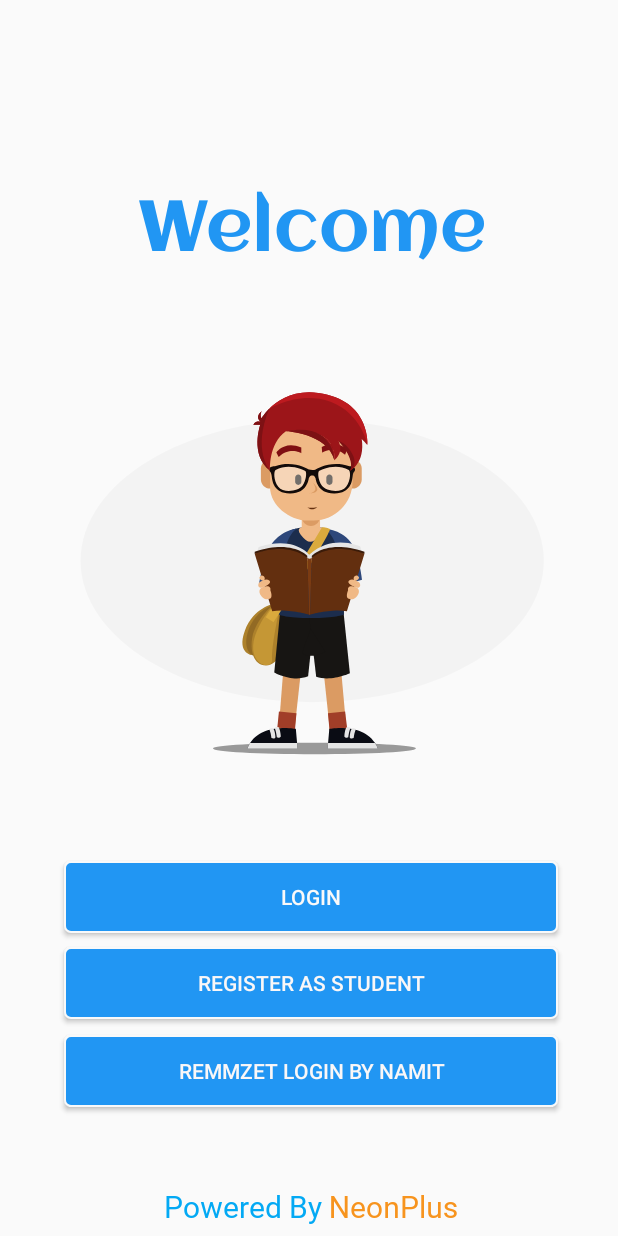
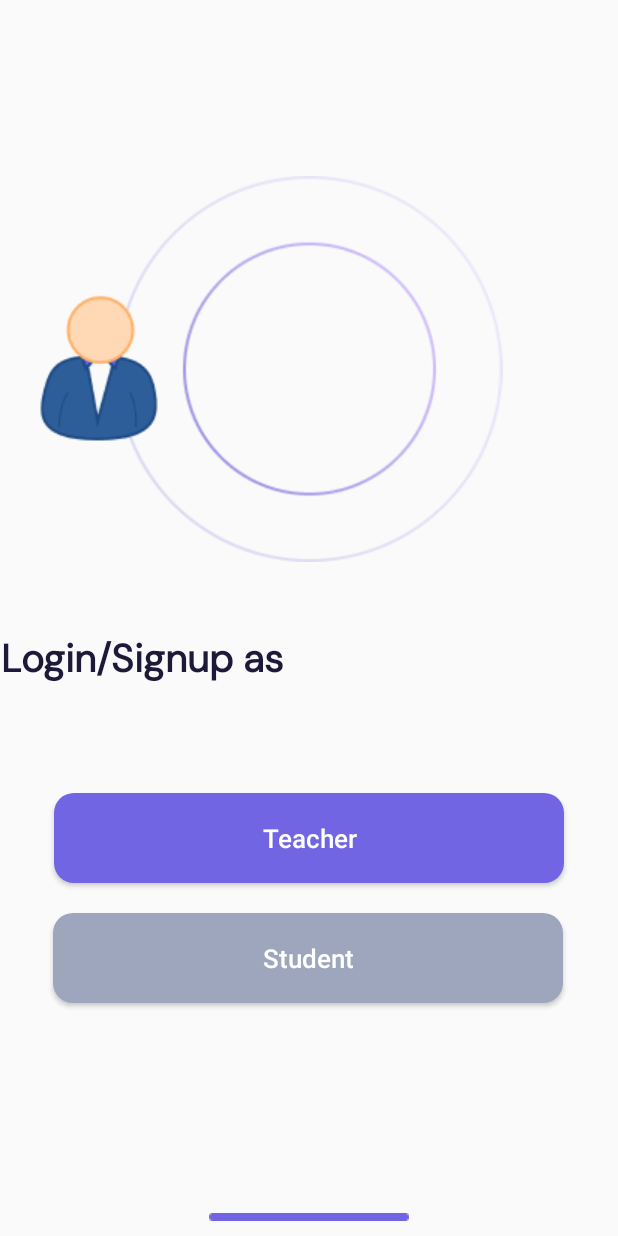
Before and after one commit to REEMZET/OmrApp, an Android app: the screen it shows after launch (MainActivity), on a phone screen of 412 x 824 dp. Run offline under Robolectric (Android 15) with nearby library versions, the phone set to English and light mode, and no system bars; our stand-ins replace navigation-ui; 1 statement that could not run was skipped.

Commit message:
Welcome screen

```diff
--- /dev/null
+++ b/app/src/main/res/drawable/bg_darkgrey.xml
@@ -0,0 +1,9 @@
+<?xml version="1.0" encoding="utf-8"?>
+<selector xmlns:android="http://schemas.android.com/apk/res/android">
+<item>
+    <shape android:shape="rectangle">
+        <solid android:color="#9EA6BE"/>
+        <corners android:radius="13.333dp"/>
+    </shape>
+</item>
+</selector>
--- a/app/src/main/res/layout/fragment_wel_come.xml
+++ b/app/src/main/res/layout/fragment_wel_come.xml
@@ -7,101 +7,82 @@
     android:layout_height="match_parent"
     tools:context=".WelCome">
 
-    <androidx.constraintlayout.widget.ConstraintLayout
-        android:id="@+id/constraintLayout"
-        android:layout_width="409dp"
-        android:layout_height="734dp"
-        android:background="#39FBFBFB"
-        app:layout_constraintBottom_toBottomOf="parent"
+    <ImageView
+        android:id="@+id/imageView2"
+        android:layout_width="267dp"
+        android:layout_height="257dp"
+        android:layout_marginTop="117dp"
+        android:src="@drawable/welcome1"
         app:layout_constraintEnd_toEndOf="parent"
-        app:layout_constraintHorizontal_bias="1.0"
         app:layout_constraintStart_toStartOf="parent"
-        app:layout_constraintTop_toTopOf="parent"
-        app:layout_constraintVertical_bias="1.0">
+        app:layout_constraintTop_toTopOf="parent" />
+
+    <ImageView
+        android:id="@+id/imageView3"
+        android:layout_width="wrap_content"
+        android:layout_height="wrap_content"
+        android:layout_marginTop="76dp"
+        android:src="@drawable/welcome2"
+        app:layout_constraintTop_toTopOf="@+id/imageView2"
+        tools:layout_editor_absoluteX="139dp" />
 
     <TextView
         android:id="@+id/textView"
         android:layout_width="wrap_content"
         android:layout_height="wrap_content"
-            android:fontFamily="@font/aclonica"
-            android:text="Welcome"
-            android:textColor="#2196F3"
-            android:textSize="48sp"
-            app:layout_constraintBottom_toBottomOf="parent"
-            app:layout_constraintEnd_toEndOf="parent"
-            app:layout_constraintStart_toStartOf="parent"
-            app:layout_constraintTop_toTopOf="parent"
-            app:layout_constraintVertical_bias="0.04000002" />
-
-        <com.airbnb.lottie.LottieAnimationView
-            android:id="@+id/animationView"
-            android:layout_width="0dp"
-            android:layout_height="0dp"
-            app:layout_constraintBottom_toTopOf="@+id/login"
-            app:layout_constraintEnd_toEndOf="parent"
-            app:layout_constraintStart_toStartOf="parent"
-            app:layout_constraintTop_toBottomOf="@+id/textView"
-            app:lottie_autoPlay="true"
-            app:lottie_fileName="study.json"
-            app:lottie_loop="true" />
-
-        <Button
-            android:id="@+id/login"
-            android:layout_width="0dp"
-            android:layout_height="wrap_content"
-            android:layout_marginStart="40dp"
-            android:layout_marginEnd="40dp"
-            android:background="@drawable/buttongb"
-            android:text="Login"
-            android:textColor="#FAF9F9"
-            app:layout_constraintBottom_toBottomOf="parent"
-            app:layout_constraintEnd_toEndOf="parent"
-            app:layout_constraintStart_toStartOf="parent"
-            app:layout_constraintTop_toBottomOf="@+id/textView"
-            app:layout_constraintVertical_bias="0.65999997" />
-
-        <Button
-            android:id="@+id/button2"
-            android:layout_width="0dp"
-            android:layout_height="wrap_content"
-            android:layout_marginStart="40dp"
-            android:layout_marginEnd="40dp"
-            android:background="@drawable/buttongb"
-            android:text="Register As Student"
-            android:textColor="#FAF7F7"
-            app:layout_constraintBottom_toBottomOf="parent"
-            app:layout_constraintEnd_toEndOf="parent"
-            app:layout_constraintStart_toStartOf="parent"
-            app:layout_constraintTop_toBottomOf="@+id/login"
-            app:layout_constraintVertical_bias="0.060000002" />
+        android:layout_marginTop="47dp"
+        android:fontFamily="@font/dm_sans"
+        android:lineHeight="28dp"
+        android:text="Login/Signup as"
+        android:textAlignment="center"
+        android:textColor="#1c1939"
+        android:textFontWeight="700"
+        android:textSize="26dp"
+        app:layout_constraintTop_toBottomOf="@+id/imageView2"
+        tools:layout_editor_absoluteX="111dp" />
 
     <Button
         android:id="@+id/button3"
-            android:layout_width="0dp"
+        android:layout_width="wrap_content"
         android:layout_height="wrap_content"
-            android:layout_marginStart="40dp"
-            android:layout_marginEnd="40dp"
-            android:background="@drawable/buttongb"
-            android:text="Remmzet login by namit"
-            android:textColor="#FAF7F7"
+        android:layout_marginTop="72dp"
+        android:width="340sp"
+        android:height="60sp"
+        android:background="@drawable/editbg"
+        android:text="Teacher"
+        android:textAllCaps="false"
+        android:textColor="#FFFFFF"
+        android:textFontWeight="700"
+        android:textSize="17sp"
+        app:layout_constraintEnd_toEndOf="parent"
+        app:layout_constraintStart_toStartOf="parent"
+        app:layout_constraintTop_toBottomOf="@+id/textView" />
+
+    <Button
+        android:id="@+id/button4"
+        android:layout_width="wrap_content"
+        android:layout_height="wrap_content"
+        android:layout_marginTop="20dp"
+        android:width="340sp"
+        android:height="60sp"
+        android:background="@drawable/bg_darkgrey"
+        android:text="Student"
+        android:textAllCaps="false"
+        android:textColor="#FFFFFF"
+        android:textFontWeight="700"
+        android:textSize="17sp"
+        app:layout_constraintEnd_toEndOf="parent"
+        app:layout_constraintHorizontal_bias="0.492"
+        app:layout_constraintStart_toStartOf="parent"
+        app:layout_constraintTop_toBottomOf="@+id/button3" />
+
+    <ImageView
+        android:id="@+id/imageView4"
+        android:layout_width="wrap_content"
+        android:layout_height="wrap_content"
+        android:layout_marginBottom="10dp"
+        android:src="@drawable/end_rectangle"
         app:layout_constraintBottom_toBottomOf="parent"
         app:layout_constraintEnd_toEndOf="parent"
-            app:layout_constraintStart_toStartOf="parent"
-            app:layout_constraintTop_toBottomOf="@+id/button2"
-            app:layout_constraintVertical_bias="0.110000014" />
-        <TextView
-            android:id="@+id/textView2"
-            android:layout_width="wrap_content"
-            android:layout_height="wrap_content"
-            android:fontFamily="@font/alex_brush"
-            android:text="@string/powered"
-            android:textColor="#03A9F4"
-            android:textSize="20sp"
-            app:layout_constraintBottom_toBottomOf="parent"
-            app:layout_constraintEnd_toEndOf="parent"
-            app:layout_constraintStart_toStartOf="parent"
-            app:layout_constraintTop_toBottomOf="@+id/button2"
-            app:layout_constraintVertical_bias="0.95" />
+        app:layout_constraintStart_toStartOf="parent" />
 </androidx.constraintlayout.widget.ConstraintLayout>
-
-</androidx.constraintlayout.widget.ConstraintLayout>
```
Also changed, not shown: app/src/main/res/drawable/end_rectangle.png (added), app/src/main/res/drawable/welcome1.png (added), app/src/main/res/drawable/welcome2.png (added). Lines whose indentation alone changed are shown as unchanged.
